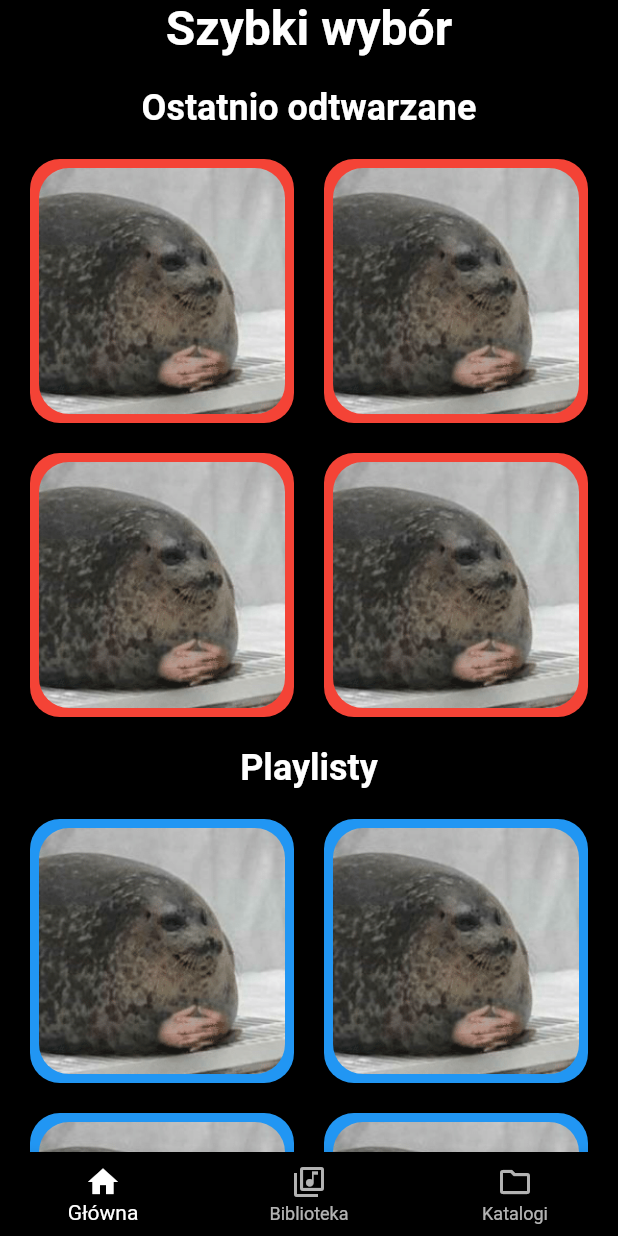
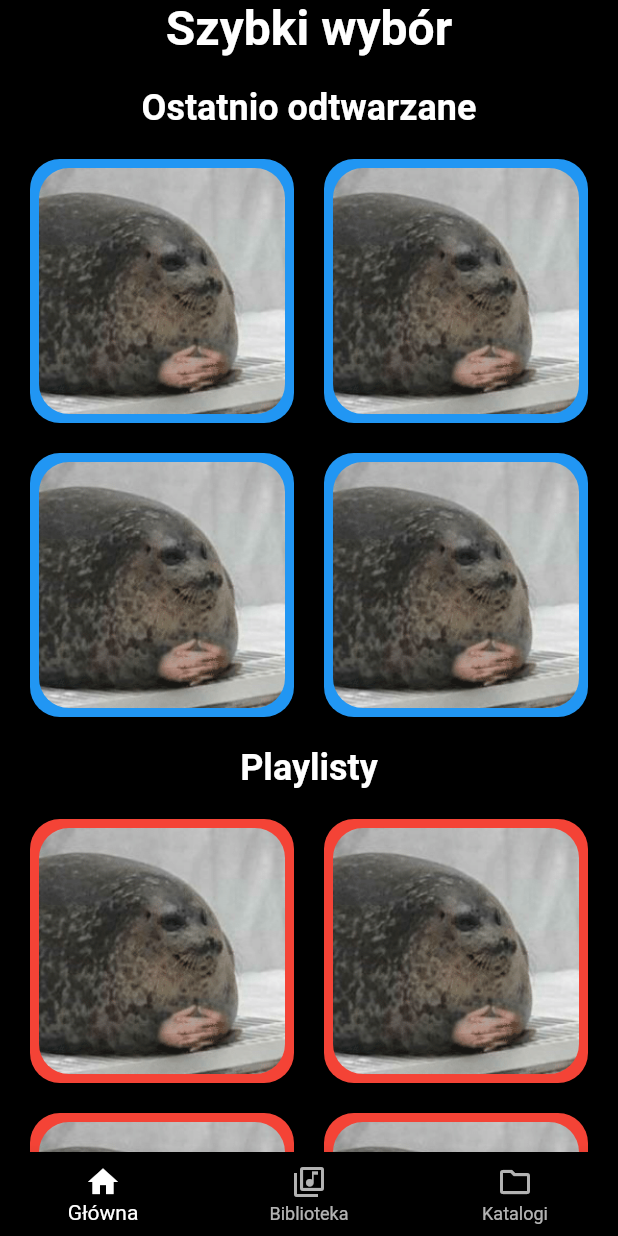
Before and after one commit to pureduck2/odtwarzacz, a Flutter app: the screen it shows after launch, on a phone screen of 412 x 824 dp. Run offline on Flutter 3.47's test engine with Material 2 defaults, Android fonts, the phone set to English and light mode, and no system bars.

Commit message:
Change colors for covers

```diff
--- a/lib/screens/home.dart
+++ b/lib/screens/home.dart
@@ -59,11 +59,11 @@ class Home extends StatelessWidget {
             SizedBox(
               width: 20,
             ),
-            Cover(color: Colors.blue),
+            Cover(color: Colors.red),
             SizedBox(
               width: 20,
             ),
-            Cover(color: Colors.blue),
+            Cover(color: Colors.red),
             SizedBox(
               width: 20,
             ),
@@ -76,11 +76,11 @@ class Home extends StatelessWidget {
             SizedBox(
               width: 20,
             ),
-            Cover(color: Colors.blue),
+            Cover(color: Colors.red),
             SizedBox(
               width: 20,
             ),
-            Cover(color: Colors.blue),
+            Cover(color: Colors.red),
             SizedBox(
               width: 20,
             ),
--- a/lib/widgets/cover.dart
+++ b/lib/widgets/cover.dart
@@ -3,7 +3,7 @@ import 'dart:io';
 import 'package:flutter/material.dart';
 
 class Cover extends StatelessWidget {
-  const Cover({super.key, this.color = Colors.red});
+  const Cover({super.key, this.color = Colors.blue});
 
   final Color color;
 
```
